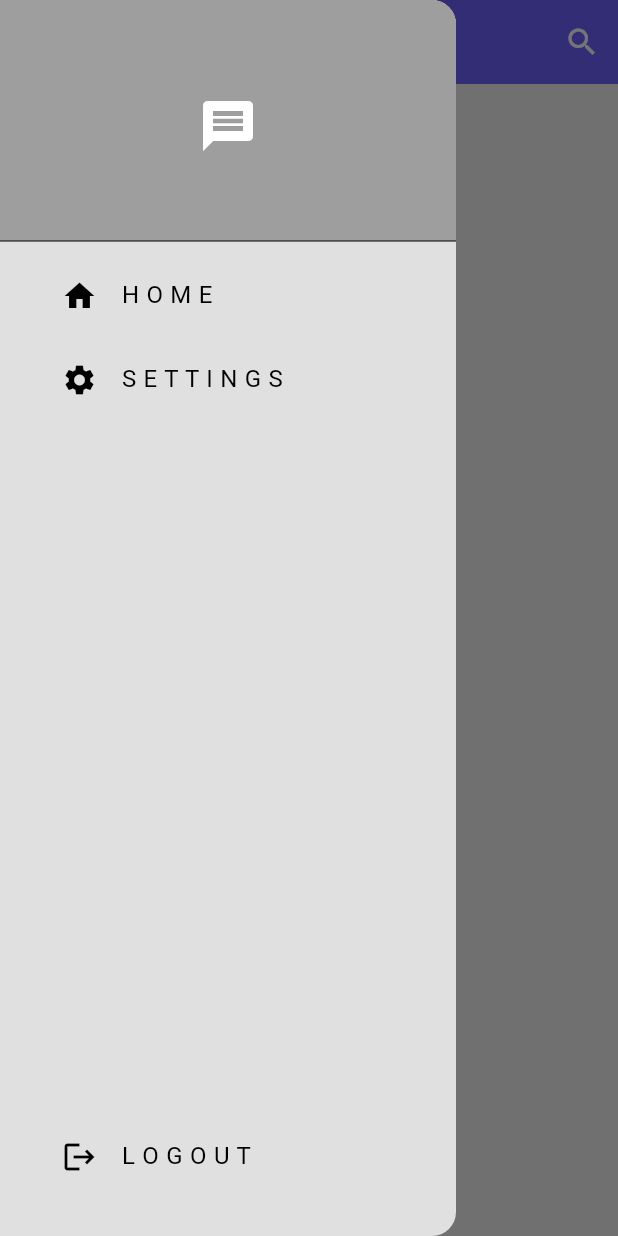
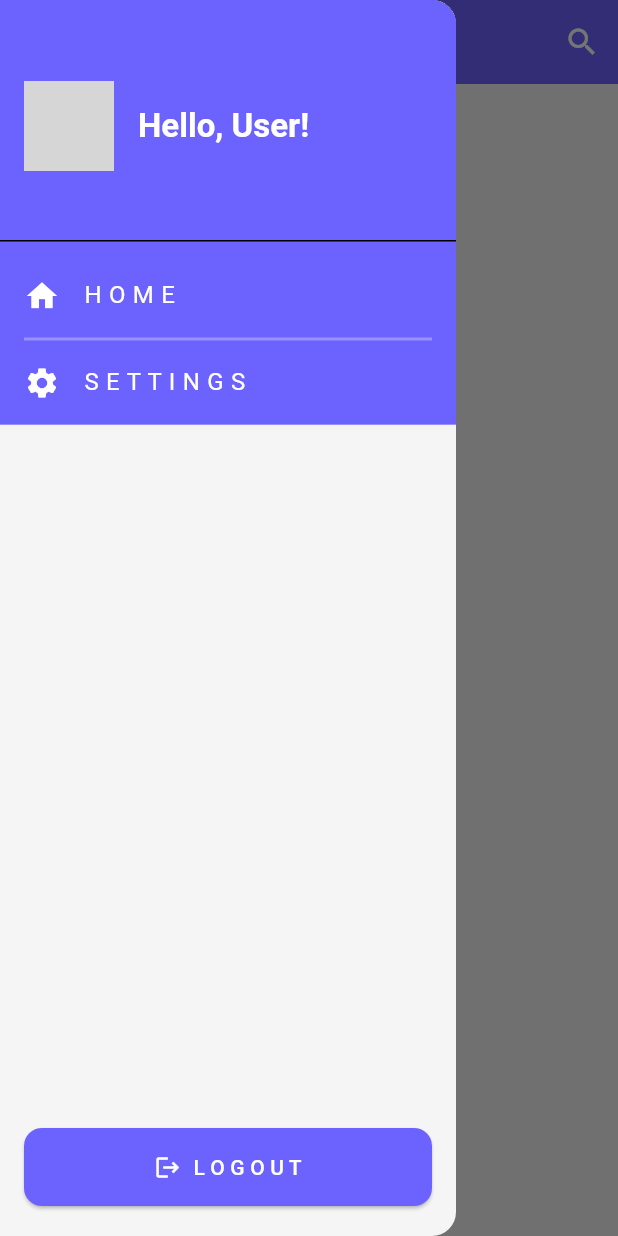
Before and after one commit to anazhtz/hellochat, a Flutter app: the HomePage screen opened directly, with the side drawer open, on a phone screen of 412 x 824 dp. Run offline on Flutter 3.47's test engine with Material 3 defaults, Android fonts, the phone set to English and light mode, and no system bars; drawn by our look-alikes of pull_to_refresh; our stand-ins replace cached_network_image, cloud_firestore, firebase_auth, firebase_core, get, google_fonts; accounts and stored records are empty; network calls fail; grey boxes are pictures that could not be loaded.

Commit message:
drawer design changed

```diff
--- a/lib/components/appcolor.dart
+++ b/lib/components/appcolor.dart
@@ -3,6 +3,8 @@ import 'package:flutter/material.dart';
 
 class AppColors {
   static const Color primary = Color(0xFF6C63FF);
+  static const Color primaryDark = Color(0xFF3F3CBB); // Existing color
+  static const Color primaryLight = Color(0xFF9A8CFF); // Add this line
   static const Color accent = Color(0xFFFF6584);
   static const Color background = Color(0xFFF5F5F5);
   static const Color cardBackground = Colors.white;
--- a/lib/components/my_drawer.dart
+++ b/lib/components/my_drawer.dart
@@ -1,6 +1,7 @@
 import 'package:firebase_auth/firebase_auth.dart';
 import 'package:flutter/material.dart';
 import 'package:get/get.dart';
+import 'package:hellochat/components/appcolor.dart';
 import 'package:hellochat/view/login_page.dart';
 import 'package:hellochat/view/settings_page.dart';
 
@@ -35,65 +36,91 @@ class MyDrawer extends StatelessWidget {
   @override
   Widget build(BuildContext context) {
     return Drawer(
-      backgroundColor: Theme.of(context).colorScheme.surface,
+      backgroundColor: AppColors.background,
       child: Column(
-        mainAxisAlignment: MainAxisAlignment.spaceBetween,
         children: [
-          Column(
-            children: [
-              DrawerHeader(
-                decoration: BoxDecoration(
-                  color: Colors.grey,
-                  border: Border(
-                    bottom: BorderSide(
-                      color: Colors.grey,
-                      width: 0.0,
-                    ),
+          Container(
+            color: AppColors.primary,
+            child: Column(
+              children: [
+                DrawerHeader(
+                  decoration: const BoxDecoration(
+                    color: AppColors.primary,
+                    borderRadius: BorderRadius.vertical(bottom: Radius.circular(16)), // Rounded corners
+                  ),
+                  child: Row(
+                    children: [
+                      const CircleAvatar(
+                        radius: 30,
+                        backgroundImage: NetworkImage(
+                          'https://img.freepik.com/premium-vector/vector-professional-icon-business-illustration-line-symbol-people-management-career-set-c_1013341-74706.jpg',
+                        ),
+                      ),
+                      const SizedBox(width: 16),
+                      Expanded(
+                        child: Text(
+                          'Hello, User!',
+                          style: Theme.of(context).textTheme.titleLarge?.copyWith(
+                                color: Colors.white,
+                                fontWeight: FontWeight.bold,
+                              ),
+                        ),
+                      ),
+                    ],
                   ),
                 ),
-                child: Center(
-                  child: Icon(
-                    Icons.message,
-                    color: Colors.white, // Icon color
-                    size: 40,
-                  ),
+               Column(
+  children: [
+    ListTile(
+      contentPadding: const EdgeInsets.symmetric(horizontal: 16),
+      tileColor: AppColors.primaryLight,
+      title: const Text("H O M E", style: TextStyle(color: Colors.white)),
+      leading: const Icon(Icons.home, color: Colors.white),
+      onTap: () {
+        Navigator.pop(context);
+      },
+    ),
+    Container(
+      margin: const EdgeInsets.symmetric(horizontal: 16),
+      height: 2,
+      color: Colors.white.withOpacity(0.3), // Decorative line
+    ),
+    ListTile(
+      contentPadding: const EdgeInsets.symmetric(horizontal: 16),
+      tileColor: AppColors.primaryLight,
+      title: const Text("S E T T I N G S", style: TextStyle(color: Colors.white)),
+      leading: const Icon(Icons.settings, color: Colors.white),
+      onTap: () {
+        Navigator.pop(context);
+        Get.to(() => const SettingsPage());
+      },
+    ),
+  ],
+)
+
+              ],
+            ),
+          ),
+          const Spacer(),
+          Padding(
+            padding: const EdgeInsets.symmetric(vertical: 20, horizontal: 16),
+            child: ElevatedButton(
+              style: ElevatedButton.styleFrom(
+                backgroundColor: AppColors.primary,
+                shape: RoundedRectangleBorder(
+                  borderRadius: BorderRadius.circular(12),
                 ),
+                padding: const EdgeInsets.symmetric(vertical: 16),
               ),
-              //home list tile
-              Padding(
-                padding: const EdgeInsets.only(left: 25),
-                child: ListTile(
-                  title: const Text("H O M E"),
-                  leading: const Icon(Icons.home),
-                  onTap: () {
-                    //pop the drawer
-                    Navigator.pop(context);
-                  },
-                ),
+              onPressed: _signOut,
+              child: const Row(
+                mainAxisAlignment: MainAxisAlignment.center,
+                children: [
+                  Icon(Icons.logout, color: Colors.white),
+                  SizedBox(width: 8),
+                  Text("L O G O U T", style: TextStyle(color: Colors.white)),
+                ],
               ),
-              //setting list tile
-              Padding(
-                padding: const EdgeInsets.only(left: 25),
-                child: ListTile(
-                  title: const Text("S E T T I N G S"),
-                  leading: const Icon(Icons.settings),
-                  onTap: () {
-                    //pop the drawer
-                    Navigator.pop(context);
-                    // Navigate to settings page
-                  Get.to(() => const SettingsPage());
-                  },
-                ),
-              ),
-            ],
-          ),
-          //logout list tile
-          Padding(
-            padding: const EdgeInsets.only(left: 25, bottom: 25),
-            child: ListTile(
-              title: const Text("L O G O U T"),
-              leading: const Icon(Icons.logout),
-              onTap: _signOut,
             ),
           ),
         ],
--- a/lib/view/chat_page.dart
+++ b/lib/view/chat_page.dart
@@ -1,5 +1,6 @@
 import 'package:cloud_firestore/cloud_firestore.dart';
 import 'package:flutter/material.dart';
+import 'package:hellochat/components/appcolor.dart';
 import 'package:hellochat/components/chat_square.dart';
 import 'package:hellochat/services/chat_services/chat_service.dart';
 import '../components/custome_textfield.dart';
@@ -113,7 +114,7 @@ class _ChatPageState extends State<ChatPage> {
             fontWeight: FontWeight.bold,
           ),
         ),
-        backgroundColor: Colors.blueAccent,
+        backgroundColor: AppColors.primary,
         actions: [
           PopupMenuButton<String>(
             onSelected: (value) {
```
